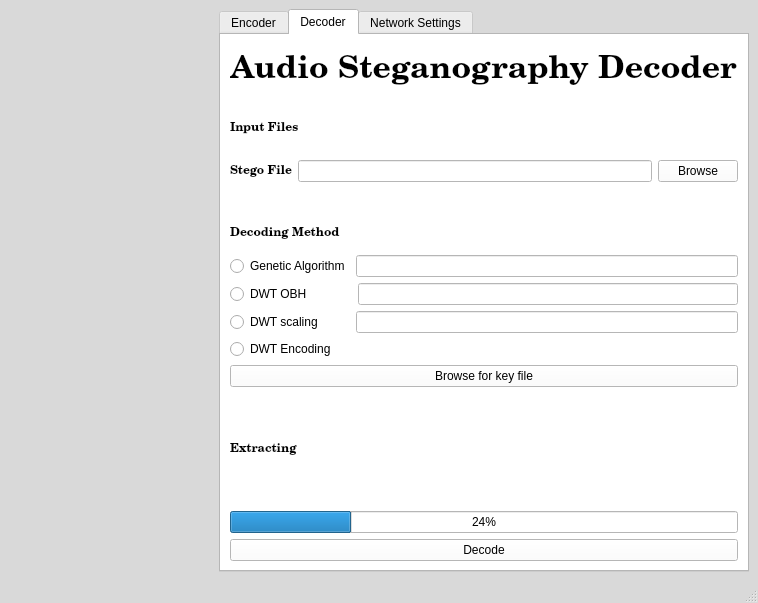
jrgouws16/Audio-Steganograpy, file src/ClientGUI.ui: the form before one commit.
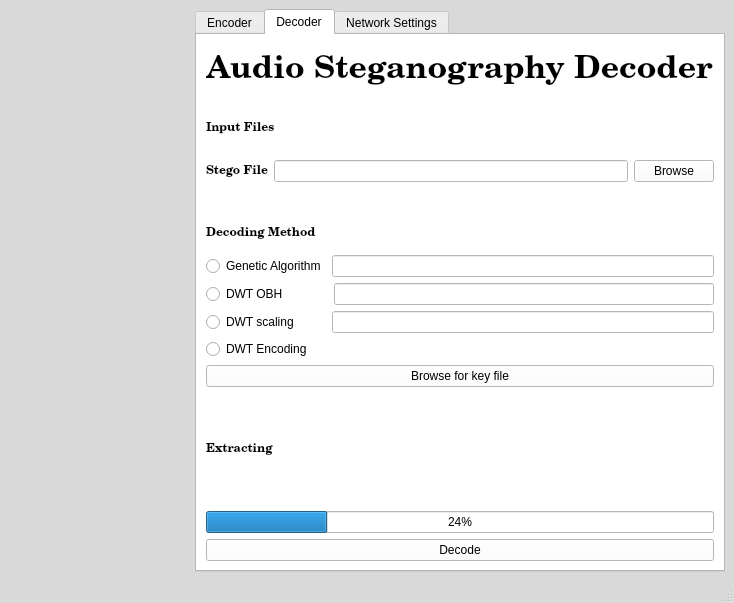
The form after the commit.

Commit message: Added the scaling DWT to the client GUI. No functionality yet.

Patch:
```diff
--- a/src/ClientGUI.ui
+++ b/src/ClientGUI.ui
@@ -6,7 +6,7 @@
    <rect>
     <x>0</x>
     <y>0</y>
-    <width>758</width>
+    <width>734</width>
     <height>603</height>
    </rect>
   </property>
```
Left out of the diff: 8 changed lines with no effect on the pictures.
